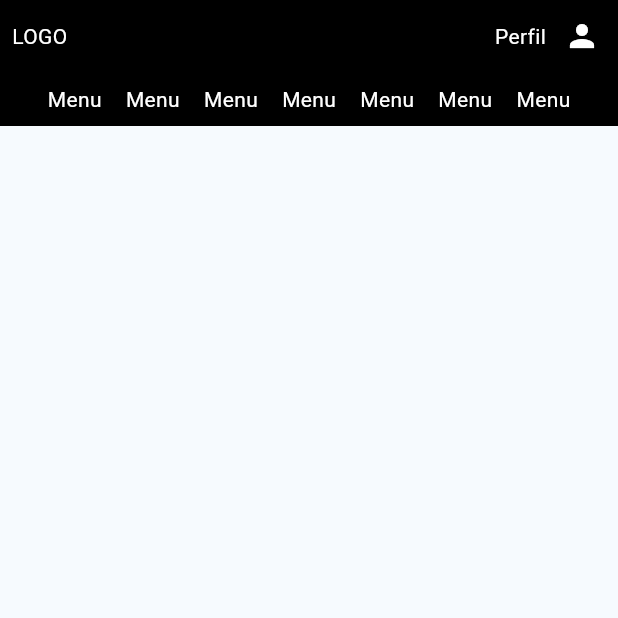
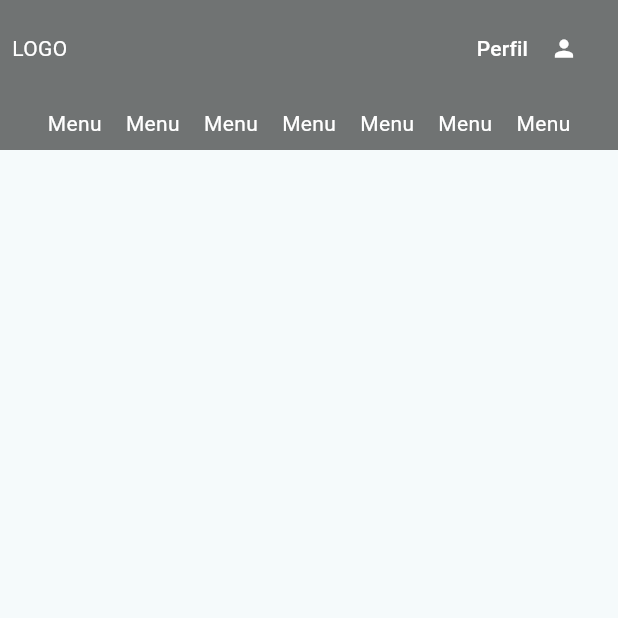
Before and after one commit to GuiParpineli/clearCont, a Flutter app: the Navbar screen opened directly, on a phone screen of 412 x 824 dp, the top half of it. Run offline on Flutter 3.47's test engine with Material 2 defaults, Android fonts, the phone set to English and light mode, and no system bars.

Commit message:
STYLE: change color nabbar

```diff
--- a/lib/main.dart
+++ b/lib/main.dart
@@ -15,7 +15,7 @@ class MyApp extends StatelessWidget {
       debugShowCheckedModeBanner: false,
       title: 'Flutter Demo',
       theme: ThemeData(
-          colorSchemeSeed: const Color(0xff00abe0), useMaterial3: true),
+          colorSchemeSeed: Colors.grey, useMaterial3: true),
       home: Home(),
     );
   }
--- a/lib/widgets/navbar.dart
+++ b/lib/widgets/navbar.dart
@@ -9,7 +9,7 @@ class Navbar extends StatelessWidget {
       body: Column(
         children: [
           Container(
-            color: Colors.black,
+            color: Colors.black54,
             width: double.infinity,
             child: Column(
               children: [
@@ -25,6 +25,10 @@ class Navbar extends StatelessWidget {
                     ),
                     Row(
                       children: [
+                        TextButton(
+                            onPressed: () {},
+                            child: Row(
+                              children: [
                                 Text(
                                   "Perfil",
                                   style: TextStyle(color: Colors.white),
@@ -34,6 +38,8 @@ class Navbar extends StatelessWidget {
                                     icon: Icon(
                                       Icons.person,
                                       color: Colors.white,
+                                    )),
+                              ],
                             )),
                       ],
                     ),
```
Lines whose indentation alone changed are shown as unchanged.
